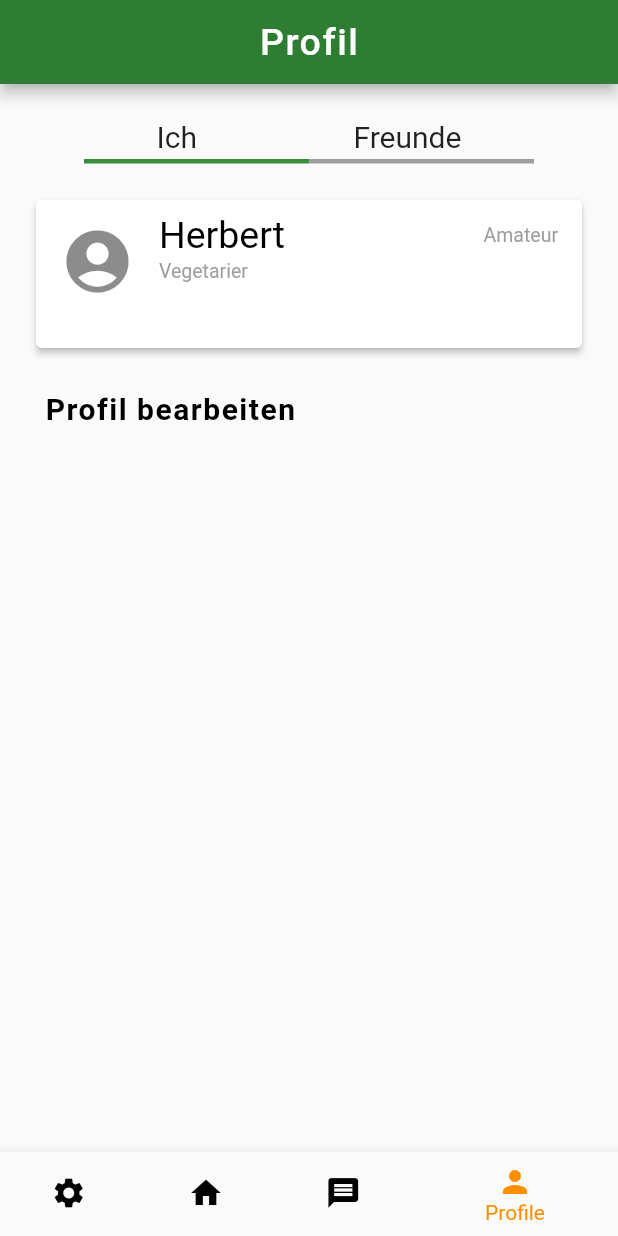
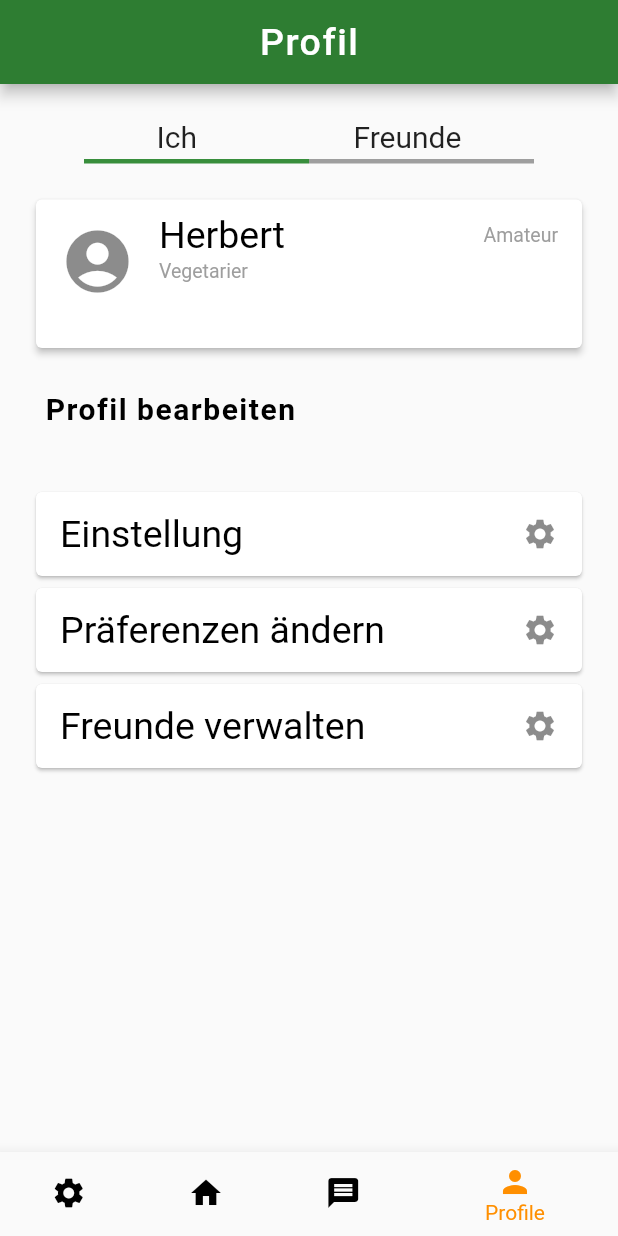
Before and after one commit to kit-recipe-app/front-end, a Flutter app: the screen it shows after launch, item 4 of the bottom bar chosen, on a phone screen of 412 x 824 dp. Run offline on Flutter 3.47's test engine with Material 2 defaults, Android fonts, the phone set to English and light mode, and no system bars.

Commit message:
Habe die Profil Seite weitergestaltet, zum Beispiel gibt es jetzt die Möglichkeit zu der Einstellungs Seite, der Präferenzen verwalten Seite und der Seite, die dazu verwendet wird die Fruende zu verwalten, es gibt aber auf diesen seiten noch nichts, da wird dann in späteren Sprints gemacht

```diff
--- a/flutter_frontend_recipes/lib/constants/icon_designs.dart
+++ b/flutter_frontend_recipes/lib/constants/icon_designs.dart
@@ -13,7 +13,7 @@ class IconDesigns {
   IconData homePageIcon = Icons.home;
   IconData shoppingListPageIcon = Icons.list_alt;
   IconData recipePageIcon = Icons.food_bank_sharp;
-
+  IconData settingIcon = Icons.settings;
 
   //Icons für die Rezpte
   IconData calories = Icons.local_fire_department_rounded;
--- a/flutter_frontend_recipes/lib/pages/profile/current-profil-card.dart
+++ b/flutter_frontend_recipes/lib/pages/profile/current-profil-card.dart
@@ -32,6 +32,7 @@ class CurrentProfilCard {
 
     return description;
   }
+
 
   Card returnCard() {
 
--- a/flutter_frontend_recipes/lib/pages/profile/main-page-profile.dart
+++ b/flutter_frontend_recipes/lib/pages/profile/main-page-profile.dart
@@ -6,6 +6,7 @@ import 'package:flutter_frontend_recipes/constants/font_styles.dart';
 import 'package:flutter_frontend_recipes/constants/icon_designs.dart';
 import 'package:flutter_frontend_recipes/content_examples/initiating_examples.dart';
 import 'package:flutter_frontend_recipes/pages/profile/profil-page-appbar.dart';
+import 'package:flutter_frontend_recipes/pages/profile/profile-sub-pages/setting-list.dart';
 
 import 'current-profil-card.dart';
 import 'example_profile.dart';
@@ -13,7 +14,7 @@ import 'example_profile.dart';
 class ProfilMainPage extends StatelessWidget {
    ProfilMainPage({Key? key}) : super(key: key);
 
-
+   ProfilPageOptions options = ProfilPageOptions();
 
    //TODO:hier später echtes Profil reinmachen
    Profile currentProfile = InitiatingExamples().exampleProfiles[0];
@@ -33,11 +34,12 @@ class ProfilMainPage extends StatelessWidget {
   //
 
   String changeProfile = 'Profil bearbeiten';
+  String profilePageTitle = 'Profil';
 
   @override
   Widget build(BuildContext context) {
     return Scaffold(
-      appBar: buildProfiLAppBar.profilAppBar(),
+      appBar: buildProfiLAppBar.profilAppBar(profilePageTitle),
       body: Column(
         children: [
 
@@ -101,8 +103,15 @@ class ProfilMainPage extends StatelessWidget {
             ],
           ),
 
-          const Padding(
-              padding: EdgeInsets.all(10),
+          //
+          Padding(
+              padding: const EdgeInsets.all(20),
+            child: SizedBox(
+              height: 350,
+              child: ListView(
+                children: options.listOfOptions,
+                  ),
+            ),
           ),
 
         ],
--- a/flutter_frontend_recipes/lib/pages/profile/profil-page-appbar.dart
+++ b/flutter_frontend_recipes/lib/pages/profile/profil-page-appbar.dart
@@ -12,14 +12,13 @@ class BuildProfiLAppBar {
   FontStyles fontStyles = FontStyles();
   IconDesigns iconDesigns = IconDesigns();
 
-  String mainPageTitle = 'Profil';
 
-  AppBar profilAppBar() {
+  AppBar profilAppBar(String title) {
     return AppBar(
       centerTitle: true,
       backgroundColor: colorDesigns.appBarBGColor,
       title: Text(
-        mainPageTitle,
+        title,
         style: fontStyles.appBarText,
       ),
 
--- /dev/null
+++ b/flutter_frontend_recipes/lib/pages/profile/profile-sub-pages/setting-list.dart
@@ -0,0 +1,22 @@
+import 'package:flutter/material.dart';
+import 'package:flutter_frontend_recipes/pages/profile/profile-sub-pages/manage-friends.dart';
+import 'package:flutter_frontend_recipes/pages/profile/profile-sub-pages/setting-option-card.dart';
+import 'package:flutter_frontend_recipes/pages/profile/profile-sub-pages/profile-settings.dart';
+
+import 'change-preferences.dart';
+
+
+class ProfilPageOptions {
+
+
+  List<Widget> listOfOptions = [
+    ProfilPageSettingOptionCard(title: 'Einstellung',
+        page: ProfileSettingsPage()),
+    ProfilPageSettingOptionCard(title: 'Präferenzen ändern',
+        page: ChangePreferences()),
+    ProfilPageSettingOptionCard(title: 'Freunde verwalten',
+      page: ManageFriends())
+  ];
+
+
+}
--- /dev/null
+++ b/flutter_frontend_recipes/lib/pages/profile/profile-sub-pages/setting-option-card.dart
@@ -0,0 +1,42 @@
+import 'package:flutter/material.dart';
+
+import '../../../constants/colors.dart';
+import '../../../constants/font_styles.dart';
+import '../../../constants/icon_designs.dart';
+
+
+class ProfilPageSettingOptionCard extends StatelessWidget {
+  final String title;
+  final Widget page;
+  ProfilPageSettingOptionCard({Key? key,
+    required this.title, required this.page}) : super(key: key);
+
+
+  ColorDesigns colorDesigns = ColorDesigns();
+  FontStyles fontStyles = FontStyles();
+  IconDesigns iconDesigns = IconDesigns();
+
+  @override
+  Widget build(BuildContext context) {
+    return Card(
+      child: ListTile(
+        onTap: () {
+          Navigator.push(
+            context,
+            MaterialPageRoute(builder: (context) =>
+            page
+            ),
+          );
+
+        },
+        title: Text(
+          title,
+          style: fontStyles.bigText,
+        ),
+        trailing: Icon(
+            iconDesigns.settingIcon,
+        ),
+      ),
+    );
+  }
+}
```
Also changed, not shown: flutter_frontend_recipes/lib/pages/profile/profile-sub-pages/change-preferences.dart (added, +25 -0 lines), flutter_frontend_recipes/lib/pages/profile/profile-sub-pages/manage-friends.dart (added, +23 -0 lines), flutter_frontend_recipes/lib/pages/profile/profile-sub-pages/profile-settings.dart (added, +23 -0 lines), flutter_frontend_recipes/lib/pages/feed/actual-main-page.dart (added).
